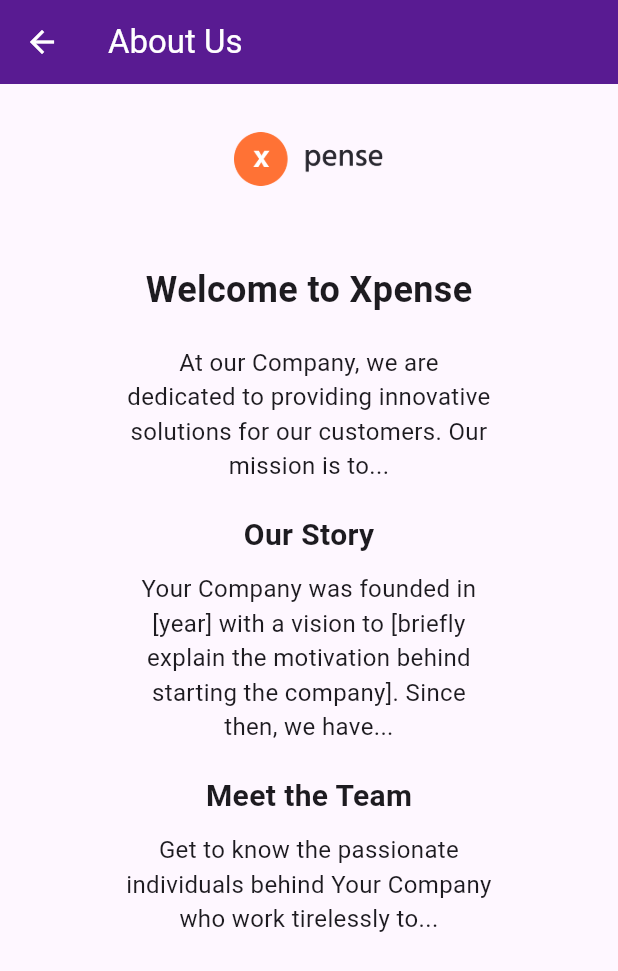
After one commit to MishB1/elevy_web_app, a Flutter app: the AboutPage screen opened directly, on a phone screen of 412 x 824 dp. The commit adds this screen. Shown: the top 971 px of the screen. Run offline on Flutter 3.47's test engine with Material 3 defaults, Android fonts, the light colour scheme and no system bars; our stand-ins replace responsive_builder.

Commit message:
small modifications

```diff
--- /dev/null
+++ b/lib/pages/about.dart
@@ -0,0 +1,68 @@
+import 'package:elevy_web_app/utils/helpers/colors.dart';
+import 'package:flutter/material.dart';
+import '../utils/helpers/constants.dart';
+
+
+class AboutPage extends StatelessWidget {
+  const AboutPage({super.key});
+
+  @override
+  Widget build(BuildContext context) {
+    return Scaffold(
+      appBar: AppBar(
+       leading: const BackButton(color: Colors.white,),
+        title: const Text(
+          'About Us', style: TextStyle(color: Colors.white),
+        ),
+        backgroundColor: AppColors.primary,
+      ),
+      body: Container(
+        margin: EdgeInsets.symmetric(horizontal: w!/5),
+        child: Column(
+          children: [
+            Image.asset(
+              'assets/images/logo.png', // Replace with the path to your company logo
+              width: 100,
+              height: 100,
+              fit: BoxFit.contain,
+            ),
+            const SizedBox(height: 20),
+            const Text(
+              'Welcome to Xpense',
+              style: TextStyle(fontSize: 24, fontWeight: FontWeight.bold),
+            ),
+            const SizedBox(height: 20),
+            const Text(
+              'At our Company, we are dedicated to providing innovative solutions for our customers. Our mission is to...',
+              textAlign: TextAlign.center,
+              style: TextStyle(fontSize: 16),
+            ),
+            const SizedBox(height: 20),
+            const Text(
+              'Our Story',
+              style: TextStyle(fontSize: 20, fontWeight: FontWeight.bold),
+            ),
+            const SizedBox(height: 10),
+            const Text(
+              'Your Company was founded in [year] with a vision to [briefly explain the motivation behind starting the company]. Since then, we have...',
+              textAlign: TextAlign.center,
+              style: TextStyle(fontSize: 16),
+            ),
+            const SizedBox(height: 20),
+            const Text(
+              'Meet the Team',
+              style: TextStyle(fontSize: 20, fontWeight: FontWeight.bold),
+            ),
+            const SizedBox(height: 10),
+            const Text(
+              'Get to know the passionate individuals behind Your Company who work tirelessly to...',
+              textAlign: TextAlign.center,
+              style: TextStyle(fontSize: 16),
+            ),
+            // Add more sections as needed
+          ],
+        ),
+      ),
+    );
+  }
+}
--- a/lib/pages/home.dart
+++ b/lib/pages/home.dart
@@ -1,4 +1,4 @@
-import 'package:elevy_web_app/pages/containers/container1.dart';
+import 'package:elevy_web_app/pages/containers/desktopContainer.dart';
 import 'package:elevy_web_app/utils/helpers/colors.dart';
 import '../widgets/navBar.dart';
 import 'package:flutter/material.dart';
@@ -18,7 +18,6 @@ class _HomepageState extends State<Homepage> {
     h = MediaQuery.of(context).size.height;
 
     return Scaffold(
-      resizeToAvoidBottomInset: false,
       body: Container(
         decoration: BoxDecoration(
             gradient: LinearGradient(
@@ -29,7 +28,7 @@ class _HomepageState extends State<Homepage> {
           backgroundColor: Colors.transparent,
           body: SingleChildScrollView(
             child: Column(
-              children: [NavBar(), Container1()],
+              children: [NavBar(), DesktopContainer()],
             ),
           ),
         ),
```
Also changed, not shown: lib/pages/containers/desktopContainer.dart (added, +236 -0 lines), lib/widgets/navbar.dart (+6 -4 lines).
